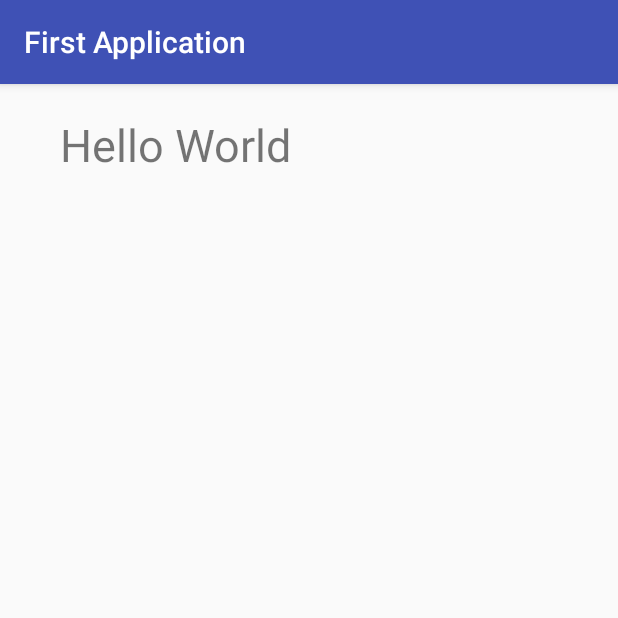
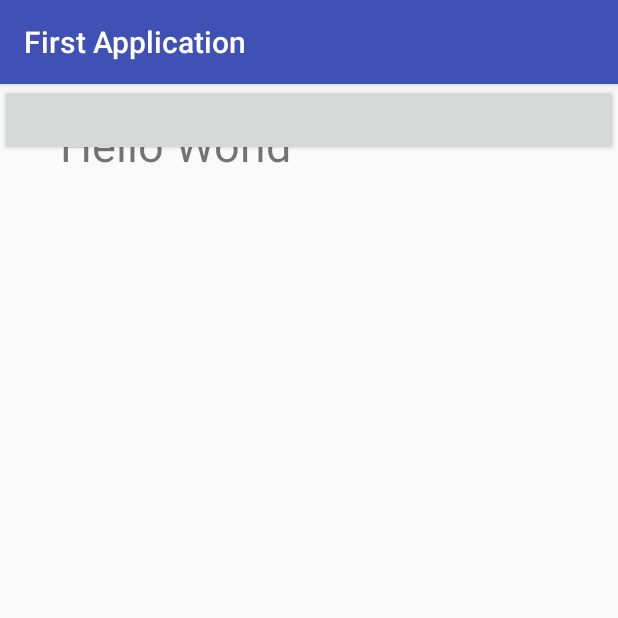
Before and after one commit to beingmiakashs/UIU-Courses-Lectures-Code-Spring-2017, an Android app: the screen it shows after launch (FirstActivity), on a phone screen of 412 x 824 dp, the top half of it. Run offline under Robolectric (Android 15) with nearby library versions, the phone set to English and light mode, and no system bars.

Commit message:
final commit

```diff
--- a/MAD/FirebaseLecture/app/src/main/java/sa/com/firebaselecture/MainActivity.java
+++ b/MAD/FirebaseLecture/app/src/main/java/sa/com/firebaselecture/MainActivity.java
@@ -41,4 +41,3 @@ public class MainActivity extends AppCompatActivity {
         });
     }
 }
-.
--- a/MAD/FirstApplication/app/src/main/java/sa/com/firstapplication/FirstActivity.java
+++ /dev/null
@@ -1,13 +0,0 @@
-package sa.com.firstapplication;
-
-import android.support.v7.app.AppCompatActivity;
-import android.os.Bundle;
-
-public class FirstActivity extends AppCompatActivity {
-
-    @Override
-    protected void onCreate(Bundle savedInstanceState) {
-        super.onCreate(savedInstanceState);
-        setContentView(R.layout.activity_main);
-    }
-}
--- /dev/null
+++ b/MAD/FirstApplication/app/src/main/java/sa/com/firstapplication/FirstActivity.kt
@@ -0,0 +1,20 @@
+package sa.com.firstapplication
+
+import android.support.v7.app.AppCompatActivity
+import android.os.Bundle
+import android.view.View
+import android.widget.Button
+import android.widget.Toast
+
+class FirstActivity : AppCompatActivity() {
+
+    override fun onCreate(savedInstanceState: Bundle?) {
+        super.onCreate(savedInstanceState)
+        setContentView(R.layout.activity_main)
+
+        val button = findViewById(R.id.button) as Button?
+        button!!.setOnClickListener { Toast.makeText(this@FirstActivity, "Hello", Toast.LENGTH_LONG).show() }
+
+
+    }
+}
--- a/MAD/FirstApplication/app/src/main/res/layout/activity_main.xml
+++ b/MAD/FirstApplication/app/src/main/res/layout/activity_main.xml
@@ -11,4 +11,9 @@
         android:layout_height="wrap_content"
         android:text="@string/hello_text"
         android:textSize="30sp"/>
+
+    <Button
+        android:id="@+id/button"
+        android:layout_width="match_parent"
+        android:layout_height="wrap_content" />
 </RelativeLayout>
```
Also changed, not shown: 10 other files.
